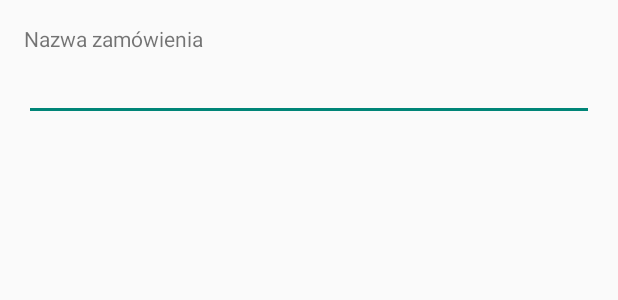
After one commit to yp2/Orders, an Android app: the layout activity_add_order.xml on its own in the app's theme, with its tools: preview values and no code run, on a phone screen of 412 x 824 dp. The commit adds this screen. Shown: the top 300 px of the screen. Run offline under Robolectric (Android 15) with nearby library versions, the phone set to English and light mode, and no system bars.

Commit message:
Probuje dodac zamowienia, ale cos mi nie idzie

```diff
--- a/app/src/main/AndroidManifest.xml
+++ b/app/src/main/AndroidManifest.xml
@@ -28,6 +28,11 @@
             android:name=".ClientDetail"
             android:label="@string/title_activity_client_detail" >
         </activity>
+        <activity
+            android:name=".AddOrder"
+            android:label="@string/title_activity_add_order" >
+        </activity>
+
     </application>
 
 </manifest>
--- /dev/null
+++ b/app/src/main/res/layout/activity_add_order.xml
@@ -0,0 +1,30 @@
+<RelativeLayout xmlns:android="http://schemas.android.com/apk/res/android"
+    xmlns:tools="http://schemas.android.com/tools" android:layout_width="match_parent"
+    android:layout_height="match_parent" android:paddingLeft="@dimen/activity_horizontal_margin"
+    android:paddingRight="@dimen/activity_horizontal_margin"
+    android:paddingTop="@dimen/activity_vertical_margin"
+    android:paddingBottom="@dimen/activity_vertical_margin"
+    tools:context="pl.lublin.wsei.pum.ppd.orders.AddOrder">
+
+    <EditText
+        android:layout_width="wrap_content"
+        android:layout_height="wrap_content"
+        android:inputType="textMultiLine"
+        android:ems="10"
+        android:id="@+id/orderName"
+        android:layout_below="@+id/textView3"
+        android:layout_alignParentLeft="true"
+        android:layout_alignParentStart="true"
+        android:layout_alignParentRight="true"
+        android:layout_alignParentEnd="true" />
+
+    <TextView
+        android:layout_width="wrap_content"
+        android:layout_height="wrap_content"
+        android:text="@string/addOrderNameLbl"
+        android:id="@+id/textView3"
+        android:layout_alignParentLeft="true"
+        android:layout_alignParentStart="true"
+        android:singleLine="false" />
+
+</RelativeLayout>
--- a/app/src/main/res/layout/activity_main.xml
+++ b/app/src/main/res/layout/activity_main.xml
@@ -19,6 +19,7 @@
             android:layout_height="wrap_content"
             android:text="@string/addButton"
             android:id="@+id/addButton"
+            android:onClick="AddOrder"
             android:layout_gravity="center_horizontal"
             android:layout_alignParentTop="true"
             android:layout_centerHorizontal="true" />
@@ -49,6 +50,6 @@
             android:text="@string/settingButton"
             android:id="@+id/settingButton"
             android:layout_gravity="center_horizontal"
-            android:layout_below="@+id/clientListButton"
+            android:layout_centerVertical="true"
             android:layout_centerHorizontal="true" />
 </RelativeLayout>
--- a/app/src/main/res/values/strings.xml
+++ b/app/src/main/res/values/strings.xml
@@ -25,5 +25,7 @@
     <string name="mainScreenMenu">Menu</string>
     <string name="addClientMenu">Dodaj klienta</string>
     <string name="clientListMenu">Lista</string>
+    <string name="addOrderNameLbl">Nazwa zamówienia</string>
+    <string name="title_activity_add_order">Dodaj Zamówienie</string>
 
 </resources>
```
Also changed, not shown: app/src/main/java/pl/lublin/wsei/pum/ppd/orders/AddOrder.java (added, +32 -0 lines), app/src/main/java/pl/lublin/wsei/pum/ppd/orders/ListOrders.java (added, +7 -0 lines), app/src/main/java/pl/lublin/wsei/pum/ppd/orders/MainActivity.java (+7 -1 lines), app/src/main/java/pl/lublin/wsei/pum/ppd/orders/OrderDetails.java (added, +7 -0 lines), app/src/main/res/menu/menu_add_order.xml (added, +11 -0 lines).
